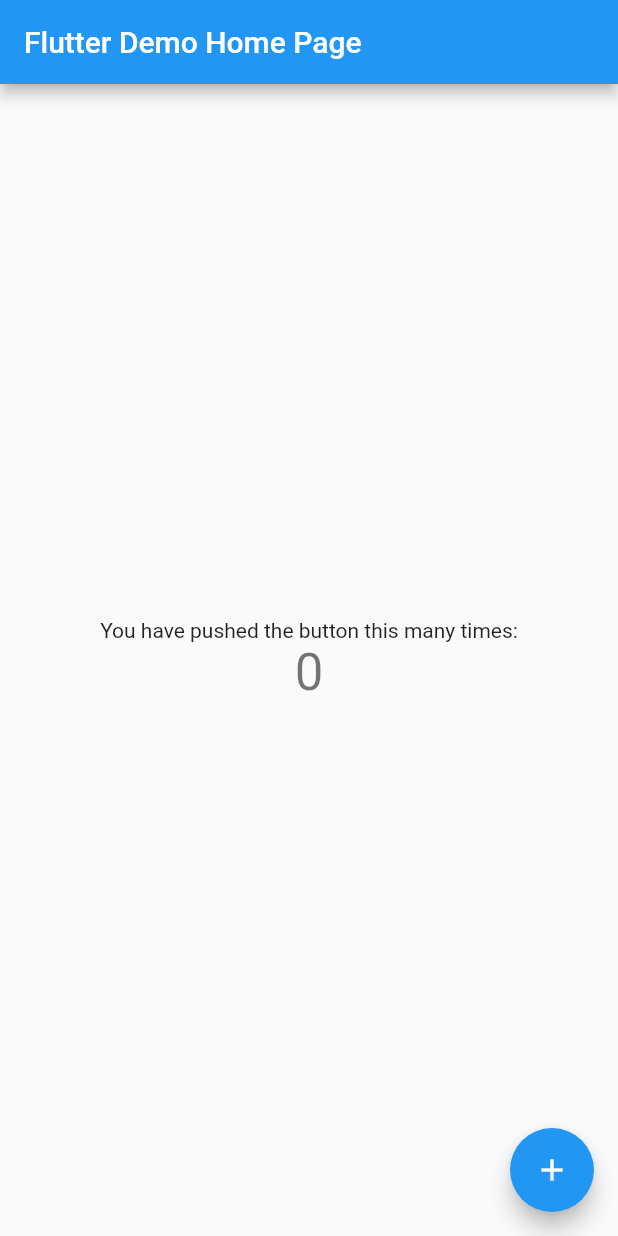
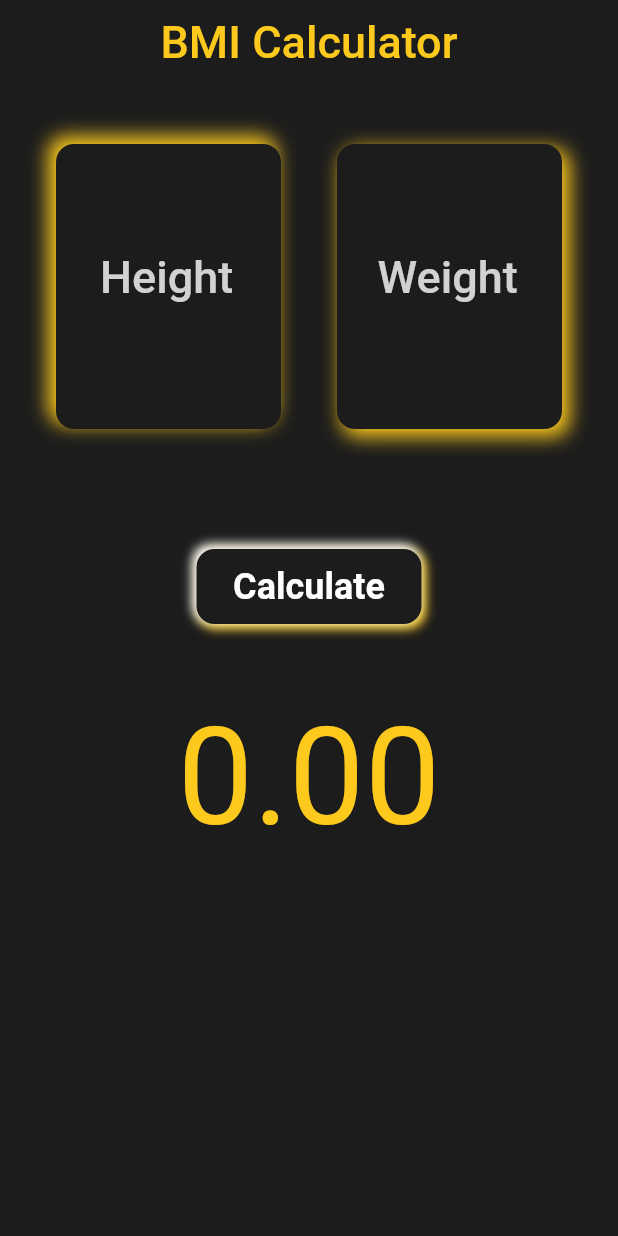
Before and after one commit to thetechgirlgita/BMI_Calculator, a Flutter app: the screen it shows after launch, on a phone screen of 412 x 824 dp. Run offline on Flutter 3.47's test engine with Material 2 defaults, Android fonts, the phone set to English and light mode, and no system bars; our stand-ins replace hexcolor.

Commit message:
Complete the BMI calculator

```diff
--- /dev/null
+++ b/lib/Screens/dart/Input_Page.dart
@@ -0,0 +1,211 @@
+import 'constant.dart';
+import 'package:flutter/material.dart';
+
+class Input_Page extends StatefulWidget {
+  @override
+  _Input_PageState createState() => _Input_PageState();
+}
+
+class _Input_PageState extends State<Input_Page> {
+  TextEditingController _heightController = TextEditingController();
+  TextEditingController _weightController = TextEditingController();
+  double _bmiResult = 0;
+  String _textResult = "";
+
+  @override
+  Widget build(BuildContext context) {
+    return Scaffold(
+        appBar: AppBar(
+          title: Text(
+            "BMI Calculator",
+            style: TextStyle(
+                color: accentHexColor,
+                fontWeight: FontWeight.w500,
+                fontSize: 30),
+          ),
+          backgroundColor: Colors.transparent,
+          elevation: 0,
+          centerTitle: true,
+        ),
+        backgroundColor: mainHexColor,
+        body: SingleChildScrollView(
+          child: Column(children: [
+            SizedBox(
+              height: 40,
+            ),
+
+
+            Row(
+              mainAxisAlignment: MainAxisAlignment.spaceEvenly,
+              children: [
+                Container(
+                  width: 150,
+                  height: 190,
+
+                        decoration: BoxDecoration(
+                          color: mainHexColor,
+                          borderRadius: BorderRadius.circular(12),
+                          boxShadow: [
+                            BoxShadow(
+                              color: mainHexColor,
+                              offset: Offset(4,4),
+                              blurRadius: 10,
+                              spreadRadius: 1,
+                            ),
+                            BoxShadow(
+                              color: accentHexColor,
+                              offset: Offset(-4,-4),
+                              blurRadius: 10,
+                              spreadRadius: 1,
+                            )
+
+                          ]
+                          ),
+                    child:
+                        Padding(
+                          padding: EdgeInsets.fromLTRB(0, 50,10, 0),
+                          child:
+                  TextField(
+                    controller: _heightController,
+                    textAlign: TextAlign.center,
+                    style: TextStyle(
+                        fontSize: 40,
+                        fontWeight: FontWeight.w500,
+                        color: accentHexColor),
+                    keyboardType: TextInputType.number,
+                    decoration: InputDecoration(
+                      border: InputBorder.none,
+                      hintText: " Height",
+                      hintStyle: TextStyle(
+                          fontSize: 30,
+                          fontWeight: FontWeight.w500,
+                          color: Colors.white.withOpacity(.8)),
+                    ),
+                  ),
+                  ),),
+
+                Container(
+                  width: 150,
+                  height: 190,
+                  decoration: BoxDecoration(
+                      color: mainHexColor,
+                      borderRadius: BorderRadius.circular(12),
+                      boxShadow: [
+                        BoxShadow(
+                          color: mainHexColor,
+                          offset: Offset(-4,-4),
+                          blurRadius: 10,
+                          spreadRadius: 1,
+                        ),
+                        BoxShadow(
+                          color: accentHexColor,
+                          offset: Offset(4,4),
+                          blurRadius: 10,
+                          spreadRadius: 1,
+                        )
+
+                      ]
+                  ),
+                  child:
+                  Padding(
+                    padding: EdgeInsets.fromLTRB(0, 50,10, 0),
+                    child:
+                    TextField(
+                      controller: _weightController,
+                      textAlign: TextAlign.center,
+                      style: TextStyle(
+                          fontSize: 40,
+                          fontWeight: FontWeight.w500,
+                          color: accentHexColor),
+                      keyboardType: TextInputType.number,
+                      decoration: InputDecoration(
+                        border: InputBorder.none,
+                        hintText: " Weight",
+                        hintStyle: TextStyle(
+                            fontSize: 30,
+                            fontWeight: FontWeight.w500,
+                            color: Colors.white.withOpacity(.8)),
+                      ),
+                    ),
+
+                  ),
+                ),
+              ],
+            ),
+
+
+            SizedBox(
+              height: 80,
+            ),
+            GestureDetector(
+              onTap: () {
+                double _h = double.parse(_heightController.text);
+                double _w = double.parse(_weightController.text);
+                setState(() {
+                  _bmiResult = _w / (_h * _h);
+                  if (_bmiResult > 25) {
+                    _textResult = "You\'re over weight";
+                  } else if (_bmiResult >= 18.5 && _bmiResult <= 25) {
+                    _textResult = "You have normal weight";
+                  } else {
+                    _textResult = "You\'re under weight";
+                  }
+                });
+              },
+              child: Container(
+                height: 50,
+                width: 150,
+                decoration: BoxDecoration(
+                  color: mainHexColor,
+                  borderRadius: BorderRadius.circular(12),
+                  boxShadow: [
+                  BoxShadow(
+                  color: accentHexColor,
+                  offset: Offset(2,2),
+                  blurRadius: 5,
+                  spreadRadius: 1,
+                ),
+                  BoxShadow(
+                    color: Colors.white,
+                    offset: Offset(-2,-2),
+                    blurRadius: 5,
+                    spreadRadius: 1,
+                  )]),
+
+                child:
+                Center(child: Text(
+                  "Calculate",
+                  style: TextStyle(
+                      fontSize: 24,
+                      fontWeight: FontWeight.bold,
+                      color: Colors.white),
+                ),
+                ),
+              ),
+            ),
+            SizedBox(
+              height: 50,
+            ),
+            Container(
+              child: Text(
+                _bmiResult.toStringAsFixed(2),
+                style: TextStyle(fontSize: 90, color: accentHexColor),
+              ),
+            ),
+            SizedBox(
+              height: 30,
+            ),
+            Visibility(
+                visible: _textResult.isNotEmpty,
+                child: Container(
+                    child: Text(
+                  _textResult,
+                  style: TextStyle(
+                      fontSize: 32,
+                      fontWeight: FontWeight.w400,
+                      color: accentHexColor),
+                )))
+          ]),
+        ));
+  }
+}
--- /dev/null
+++ b/lib/Screens/dart/constant.dart
@@ -0,0 +1,6 @@
+import 'package:flutter/material.dart';
+import 'package:hexcolor/hexcolor.dart';
+import 'package:bmi_calculator/main.dart';
+
+final Color mainHexColor = HexColor("#1C1C1C");
+final Color accentHexColor = HexColor("#FCC91C");
--- a/lib/main.dart
+++ b/lib/main.dart
@@ -1,115 +1,18 @@
 import 'package:flutter/material.dart';
 
-void main() {
-  runApp(const MyApp());
-}
+import 'Screens/dart/Input_Page.dart';
 
-class MyApp extends StatelessWidget {
-  const MyApp({Key? key}) : super(key: key);
+void main() => runApp(BMICalculator());
 
-  // This widget is the root of your application.
+class BMICalculator extends StatelessWidget {
   @override
   Widget build(BuildContext context) {
     return MaterialApp(
-      title: 'Flutter Demo',
-      theme: ThemeData(
-        // This is the theme of your application.
-        //
-        // Try running your application with "flutter run". You'll see the
-        // application has a blue toolbar. Then, without quitting the app, try
-        // changing the primarySwatch below to Colors.green and then invoke
-        // "hot reload" (press "r" in the console where you ran "flutter run",
-        // or simply save your changes to "hot reload" in a Flutter IDE).
-        // Notice that the counter didn't reset back to zero; the application
-        // is not restarted.
-        primarySwatch: Colors.blue,
+      theme: ThemeData.dark().copyWith(
+        primaryColor: Color(0xff0a0a3a),
+        scaffoldBackgroundColor: Color(0xff01010f),
       ),
-      home: const MyHomePage(title: 'Flutter Demo Home Page'),
+      home: Input_Page(),
     );
   }
 }
-
-class MyHomePage extends StatefulWidget {
-  const MyHomePage({Key? key, required this.title}) : super(key: key);
-
-  // This widget is the home page of your application. It is stateful, meaning
-  // that it has a State object (defined below) that contains fields that affect
-  // how it looks.
-
-  // This class is the configuration for the state. It holds the values (in this
-  // case the title) provided by the parent (in this case the App widget) and
-  // used by the build method of the State. Fields in a Widget subclass are
-  // always marked "final".
-
-  final String title;
-
-  @override
-  State<MyHomePage> createState() => _MyHomePageState();
-}
-
-class _MyHomePageState extends State<MyHomePage> {
-  int _counter = 0;
-
-  void _incrementCounter() {
-    setState(() {
-      // This call to setState tells the Flutter framework that something has
-      // changed in this State, which causes it to rerun the build method below
-      // so that the display can reflect the updated values. If we changed
-      // _counter without calling setState(), then the build method would not be
-      // called again, and so nothing would appear to happen.
-      _counter++;
-    });
-  }
-
-  @override
-  Widget build(BuildContext context) {
-    // This method is rerun every time setState is called, for instance as done
-    // by the _incrementCounter method above.
-    //
-    // The Flutter framework has been optimized to make rerunning build methods
-    // fast, so that you can just rebuild anything that needs updating rather
-    // than having to individually change instances of widgets.
-    return Scaffold(
-      appBar: AppBar(
-        // Here we take the value from the MyHomePage object that was created by
-        // the App.build method, and use it to set our appbar title.
-        title: Text(widget.title),
-      ),
-      body: Center(
-        // Center is a layout widget. It takes a single child and positions it
-        // in the middle of the parent.
-        child: Column(
-          // Column is also a layout widget. It takes a list of children and
-          // arranges them vertically. By default, it sizes itself to fit its
-          // children horizontally, and tries to be as tall as its parent.
-          //
-          // Invoke "debug painting" (press "p" in the console, choose the
-          // "Toggle Debug Paint" action from the Flutter Inspector in Android
-          // Studio, or the "Toggle Debug Paint" command in Visual Studio Code)
-          // to see the wireframe for each widget.
-          //
-          // Column has various properties to control how it sizes itself and
-          // how it positions its children. Here we use mainAxisAlignment to
-          // center the children vertically; the main axis here is the vertical
-          // axis because Columns are vertical (the cross axis would be
-          // horizontal).
-          mainAxisAlignment: MainAxisAlignment.center,
-          children: <Widget>[
-            const Text(
-              'You have pushed the button this many times:',
-            ),
-            Text(
-              '$_counter',
-              style: Theme.of(context).textTheme.headline4,
-            ),
-          ],
-        ),
-      ),
-      floatingActionButton: FloatingActionButton(
-        onPressed: _incrementCounter,
-        tooltip: 'Increment',
-        child: const Icon(Icons.add),
-      ), // This trailing comma makes auto-formatting nicer for build methods.
-    );
-  }
-}
```
Also changed, not shown: pubspec.yaml (+4 -13 lines), pubspec.lock, 1 other file.
